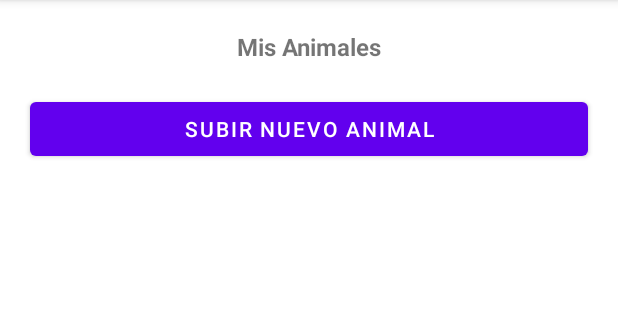
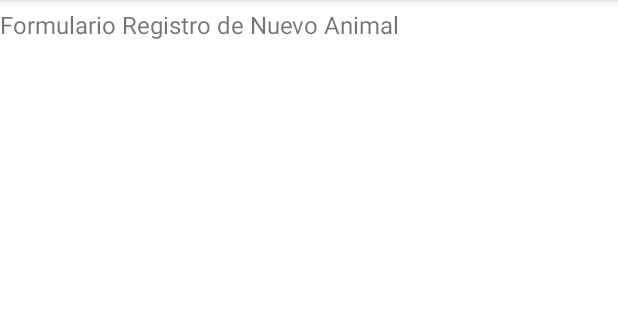
Before and after one commit to bustosTrabajo/AnimalesDifunde_v3, an Android app: the MisAnimalesActivity screen opened directly, with no data from a screen before it, after a tap on "SUBIR NUEVO ANIMAL", on a phone screen of 412 x 824 dp, the part 84-404 px from its top. Run offline under Robolectric (Android 15) with nearby library versions, the phone set to English and light mode, and no system bars.

Commit message:
Navegacion entre activities

```diff
--- a/app/src/main/AndroidManifest.xml
+++ b/app/src/main/AndroidManifest.xml
@@ -13,7 +13,7 @@
         android:roundIcon="@mipmap/ic_launcher_round"
         android:supportsRtl="true"
         android:theme="@style/Theme.AnimalesDifunde_v3">
-        <activity android:name=".SubirNuevoAnimalActivity"></activity>
+        <activity android:name=".SubirAnimalActivity"></activity>
         <activity android:name=".MisAnimalesActivity" />
         <activity android:name=".RegistroActivity" />
         <activity android:name=".AnimalesDifundeActivity" />
--- a/app/src/main/java/com/davidbustos/animalesdifunde_v3/MisAnimalesActivity.kt
+++ b/app/src/main/java/com/davidbustos/animalesdifunde_v3/MisAnimalesActivity.kt
@@ -3,18 +3,25 @@ package com.davidbustos.animalesdifunde_v3
 import android.content.Intent
 import androidx.appcompat.app.AppCompatActivity
 import android.os.Bundle
-import com.davidbustos.animalesdifundekotlin.SubirNuevoAnimalActivity
+import android.util.Log
+import android.widget.Toast
 import kotlinx.android.synthetic.main.activity_mis_animales.*
 
 class MisAnimalesActivity : AppCompatActivity() {
+
     override fun onCreate(savedInstanceState: Bundle?) {
         super.onCreate(savedInstanceState)
         setContentView(R.layout.activity_mis_animales)
 
+        btnSubirNuevoAnimal.setOnClickListener(){
+            subirAnimal()
+        }
 
-        btnSubirNuevoAnimal.setOnClickListener{
-            var intent= Intent(this, SubirNuevoAnimalActivity::class.java)
-            startActivity(intent)
-        }
+    }
+    private fun subirAnimal(){
+        Toast.makeText(this,"Subir nuevo Animal",Toast.LENGTH_LONG).show()
+        Log.i("Subir Animal", "Subir Animal")
+        intent = Intent(this, SubirAnimalActivity::class.java)
+        startActivity(intent)
     }
 }
--- /dev/null
+++ b/app/src/main/java/com/davidbustos/animalesdifunde_v3/SubirAnimalActivity.kt
@@ -0,0 +1,11 @@
+package com.davidbustos.animalesdifunde_v3
+
+import androidx.appcompat.app.AppCompatActivity
+import android.os.Bundle
+
+class SubirAnimalActivity : AppCompatActivity() {
+    override fun onCreate(savedInstanceState: Bundle?) {
+        super.onCreate(savedInstanceState)
+        setContentView(R.layout.activity_subir_animal)
+    }
+}
--- /dev/null
+++ b/app/src/main/res/layout/activity_subir_animal.xml
@@ -0,0 +1,19 @@
+<?xml version="1.0" encoding="utf-8"?>
+<LinearLayout xmlns:android="http://schemas.android.com/apk/res/android"
+    xmlns:app="http://schemas.android.com/apk/res-auto"
+    xmlns:tools="http://schemas.android.com/tools"
+    android:layout_width="match_parent"
+    android:layout_height="match_parent"
+    tools:context=".SubirAnimalActivity"
+    android:orientation="vertical"
+    >
+    <TextView
+        android:id="@+id/tv_nombreAnimal"
+        android:layout_width="match_parent"
+        android:layout_height="wrap_content"
+        android:textSize="16sp"
+        android:text="Formulario Registro de Nuevo Animal"
+        android:paddingTop="5dp"
+        />
+
+</LinearLayout>
```
Also changed, not shown: app/src/main/java/com/davidbustos/animalesdifunde_v3/AnimalesDifundeActivity.kt (+16 -21 lines), app/src/main/java/com/davidbustos/animalesdifunde_v3/SubirNuevoAnimalActivity.kt (deleted, +0 -48 lines), app/src/main/res/layout/activity_subir_nuevo_animal.xml (deleted, +0 -77 lines).
